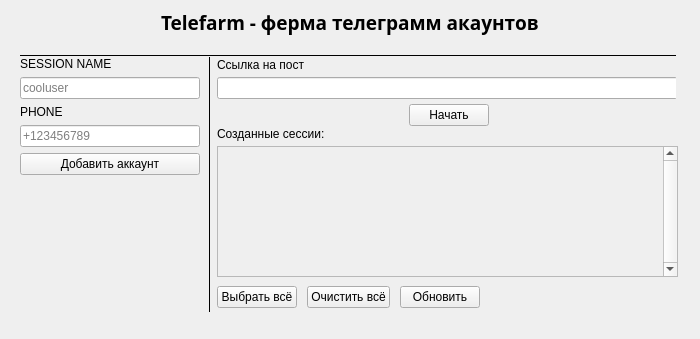
This is mainwindow.ui in lamerous/TeleFarm as Qt 5 draws it before an edit. The edited form follows.
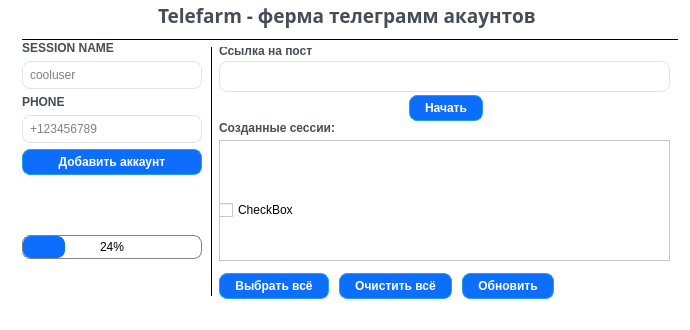
This is the edited form.

The edit to the form file:
```diff
--- a/mainwindow.ui
+++ b/mainwindow.ui
@@ -9,98 +9,119 @@
    <rect>
     <x>0</x>
     <y>0</y>
-    <width>700</width>
-    <height>339</height>
+    <width>690</width>
+    <height>330</height>
    </rect>
   </property>
   <property name="minimumSize">
    <size>
-    <width>700</width>
-    <height>339</height>
+    <width>690</width>
+    <height>330</height>
    </size>
   </property>
   <property name="maximumSize">
    <size>
-    <width>700</width>
-    <height>400</height>
+    <width>690</width>
+    <height>330</height>
    </size>
   </property>
   <property name="windowTitle">
    <string>MainWindow</string>
   </property>
   <property name="styleSheet">
-   <string notr="true"/>
+   <string notr="true">QWidget {
+  background-color: #fff;
+}
+
+QLabel {
+  color: #464d55;
+  font-weight: 600;
+}
+QLabel#heading {
+  color: #0f1925;
+  font-size: 18px;
+  margin-bottom: 5px;
+}
+
+QLabel#subheading {
+  color: #0f1925;
+  font-size: 12px;
+  font-weight: normal;
+  margin-bottom: 10px;
+}
+
+QLineEdit {
+  border-radius: 8px;
+  border: 1px solid #e0e4e7;
+  padding: 5px 5px;
+}
+
+QLineEdit:focus {
+	border: 1px solid #d0e3ff;
+}
+
+QLineEdit::placeholder {
+  color: #767e89;
+}
+
+QPushButton {
+  background-color: #0d6efd;
+  color: #fff;
+  font-weight: 600;
+  border-radius: 8px;
+  border: 1px solid #24A1DE;
+  padding: 5px 15px;
+  outline: 0px;
+}
+
+QPushButton:hover,
+QPushButton:focus {
+  background-color: #0b5ed7;
+  border: 1px solid #9ac3fe;
+}
+
+QProgressBar {
+    border: 1px solid grey;
+    border-radius: 8px;
+	text-align: center;
+}
+
+QProgressBar::chunk {
+	background-color: #0d6efd;
+	border-radius: 8px;
+}
+
+QScrollBar:horizontal {
+	border: none;
+	background-color: #fff;
+	width: 2px;
+}
+
+QScrollBar::handle:horizontal {
+	background-color: #24A1DE;
+}
+
+QScrollBar::add-line:horizontal,
+QScrollBar::sub-line:horizontal {
+	width: 0px;
+    subcontrol-origin: margin;
+}
+
+QScrollArea {
+	border-color: grey;
+}
+</string>
   </property>
   <widget class="QWidget" name="centralwidget">
-   <layout class="QVBoxLayout" name="verticalLayout">
-    <property name="spacing">
-     <number>0</number>
-    </property>
-    <item>
-     <layout class="QHBoxLayout" name="horizontalLayout">
-      <item>
-       <spacer name="horizontalSpacer">
-        <property name="orientation">
-         <enum>Qt::Horizontal</enum>
-        </property>
-        <property name="sizeHint" stdset="0">
-         <size>
-          <width>40</width>
-          <height>20</height>
-         </size>
-        </property>
-       </spacer>
-      </item>
-      <item>
-       <widget class="QLabel" name="label">
-        <property name="minimumSize">
-         <size>
-          <width>50</width>
-          <height>0</height>
-         </size>
-        </property>
-        <property name="maximumSize">
-         <size>
-          <width>16777215</width>
-          <height>50</height>
-         </size>
-        </property>
-        <property name="font">
-         <font>
-          <family>JetBrains Mono</family>
-          <pointsize>14</pointsize>
-          <weight>75</weight>
-          <bold>true</bold>
-         </font>
-        </property>
-        <property name="text">
-         <string>Telefarm - ферма телеграмм акаунтов</string>
-        </property>
-       </widget>
-      </item>
-      <item>
-       <spacer name="horizontalSpacer_2">
-        <property name="minimumSize">
-         <size>
-          <width>50</width>
-          <height>0</height>
-         </size>
-        </property>
-        <property name="orientation">
-         <enum>Qt::Horizontal</enum>
-        </property>
-        <property name="sizeHint" stdset="0">
-         <size>
-          <width>40</width>
-          <height>20</height>
-         </size>
-        </property>
-       </spacer>
-      </item>
-     </layout>
-    </item>
-    <item>
      <widget class="QStackedWidget" name="stackedWidget">
+    <property name="geometry">
+     <rect>
+      <x>11</x>
+      <y>20</y>
+      <width>671</width>
+      <height>287</height>
+     </rect>
+    </property>
       <property name="currentIndex">
        <number>0</number>
       </property>
@@ -162,8 +183,8 @@
           <rect>
            <x>0</x>
            <y>0</y>
-           <width>91</width>
-           <height>16</height>
+         <width>111</width>
+         <height>20</height>
           </rect>
          </property>
          <property name="maximumSize">
@@ -181,8 +202,8 @@
           <rect>
            <x>0</x>
            <y>20</y>
-           <width>461</width>
-           <height>22</height>
+         <width>451</width>
+         <height>31</height>
           </rect>
          </property>
          <property name="minimumSize">
@@ -192,13 +213,13 @@
           </size>
          </property>
         </widget>
-        <widget class="QWidget" name="">
+      <widget class="QWidget" name="layoutWidget">
          <property name="geometry">
           <rect>
            <x>1</x>
-           <y>43</y>
-           <width>461</width>
-           <height>30</height>
+         <y>52</y>
+         <width>451</width>
+         <height>31</height>
           </rect>
          </property>
          <layout class="QHBoxLayout" name="horizontalLayout_2">
@@ -387,15 +408,31 @@
            </property>
           </widget>
          </item>
+       <item row="6" column="1">
+        <widget class="QProgressBar" name="progressBar">
+         <property name="enabled">
+          <bool>true</bool>
+         </property>
+         <property name="value">
+          <number>24</number>
+         </property>
+         <property name="alignment">
+          <set>Qt::AlignCenter</set>
+         </property>
+         <property name="textVisible">
+          <bool>true</bool>
+         </property>
+        </widget>
+       </item>
         </layout>
        </widget>
        <widget class="QScrollArea" name="scroll">
         <property name="geometry">
          <rect>
           <x>208</x>
-          <y>110</y>
-          <width>461</width>
-          <height>131</height>
+        <y>120</y>
+        <width>451</width>
+        <height>121</height>
          </rect>
         </property>
         <property name="verticalScrollBarPolicy">
@@ -412,8 +449,8 @@
           <rect>
            <x>0</x>
            <y>0</y>
-           <width>438</width>
-           <height>129</height>
+         <width>428</width>
+         <height>119</height>
           </rect>
          </property>
          <widget class="QWidget" name="verticalLayoutWidget">
@@ -425,7 +462,15 @@
             <height>101</height>
            </rect>
           </property>
-          <layout class="QVBoxLayout" name="check_layout"/>
+        <layout class="QVBoxLayout" name="check_layout">
+         <item>
+          <widget class="QCheckBox" name="checkBox">
+           <property name="text">
+            <string>CheckBox</string>
+           </property>
+          </widget>
+         </item>
+        </layout>
          </widget>
         </widget>
        </widget>
@@ -433,8 +478,8 @@
         <property name="geometry">
          <rect>
           <x>208</x>
-          <y>90</y>
-          <width>113</width>
+        <y>100</y>
+        <width>131</width>
           <height>16</height>
          </rect>
         </property>
@@ -448,13 +493,13 @@
          <string>Созданные сессии:</string>
         </property>
        </widget>
-       <widget class="QWidget" name="">
+     <widget class="QWidget" name="layoutWidget">
         <property name="geometry">
          <rect>
           <x>208</x>
           <y>246</y>
-          <width>461</width>
-          <height>30</height>
+        <width>451</width>
+        <height>40</height>
          </rect>
         </property>
         <layout class="QHBoxLayout" name="horizontalLayout_3">
@@ -558,8 +603,77 @@
        </widget>
       </widget>
      </widget>
-    </item>
-   </layout>
+   <widget class="QWidget" name="layoutWidget">
+    <property name="geometry">
+     <rect>
+      <x>21</x>
+      <y>0</y>
+      <width>651</width>
+      <height>30</height>
+     </rect>
+    </property>
+    <layout class="QHBoxLayout" name="horizontalLayout">
+     <item>
+      <spacer name="horizontalSpacer">
+       <property name="orientation">
+        <enum>Qt::Horizontal</enum>
+       </property>
+       <property name="sizeHint" stdset="0">
+        <size>
+         <width>40</width>
+         <height>20</height>
+        </size>
+       </property>
+      </spacer>
+     </item>
+     <item>
+      <widget class="QLabel" name="label">
+       <property name="minimumSize">
+        <size>
+         <width>50</width>
+         <height>0</height>
+        </size>
+       </property>
+       <property name="maximumSize">
+        <size>
+         <width>16777215</width>
+         <height>50</height>
+        </size>
+       </property>
+       <property name="font">
+        <font>
+         <family>JetBrains Mono</family>
+         <pointsize>14</pointsize>
+         <weight>75</weight>
+         <bold>true</bold>
+        </font>
+       </property>
+       <property name="text">
+        <string>Telefarm - ферма телеграмм акаунтов</string>
+       </property>
+      </widget>
+     </item>
+     <item>
+      <spacer name="horizontalSpacer_2">
+       <property name="minimumSize">
+        <size>
+         <width>50</width>
+         <height>0</height>
+        </size>
+       </property>
+       <property name="orientation">
+        <enum>Qt::Horizontal</enum>
+       </property>
+       <property name="sizeHint" stdset="0">
+        <size>
+         <width>40</width>
+         <height>20</height>
+        </size>
+       </property>
+      </spacer>
+     </item>
+    </layout>
+   </widget>
   </widget>
  </widget>
  <resources/>
```
Left out of the diff: 89 changed lines with no effect on the pictures. Lines whose indentation alone changed are shown as unchanged.
